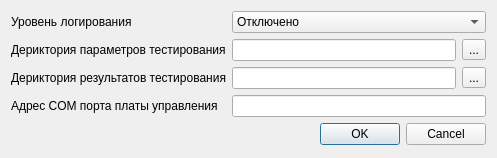
The window that settings/settings_wnd.ui (firef0xff/ttm25) describes before a commit, drawn with Qt 5.
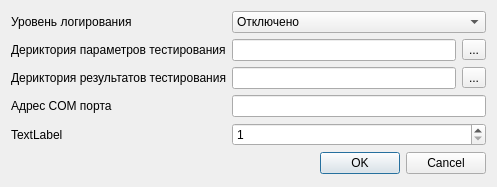
The same window after the commit.

Patch:
```diff
--- a/settings/settings_wnd.ui
+++ b/settings/settings_wnd.ui
@@ -7,7 +7,7 @@
     <x>0</x>
     <y>0</y>
     <width>497</width>
-    <height>158</height>
+    <height>187</height>
    </rect>
   </property>
   <property name="windowTitle">
@@ -67,7 +67,7 @@
      <item row="3" column="0">
       <widget class="QLabel" name="label_5">
        <property name="text">
-        <string>Адрес COM порта платы управления</string>
+        <string>Адрес COM порта</string>
        </property>
       </widget>
      </item>
@@ -117,6 +117,23 @@
      <item row="3" column="1">
       <widget class="QLineEdit" name="ComAddr"/>
      </item>
+     <item row="4" column="0">
+      <widget class="QLabel" name="label_4">
+       <property name="text">
+        <string>TextLabel</string>
+       </property>
+      </widget>
+     </item>
+     <item row="4" column="1">
+      <widget class="QSpinBox" name="MetranAddr">
+       <property name="minimum">
+        <number>1</number>
+       </property>
+       <property name="maximum">
+        <number>124</number>
+       </property>
+      </widget>
+     </item>
     </layout>
    </item>
    <item>
```
